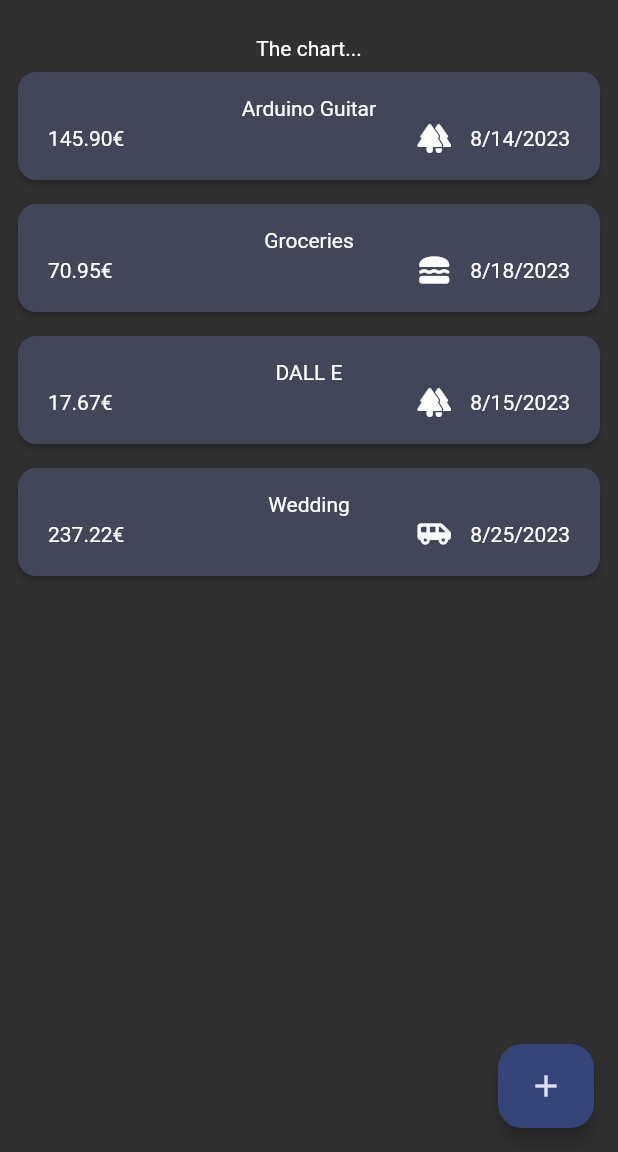
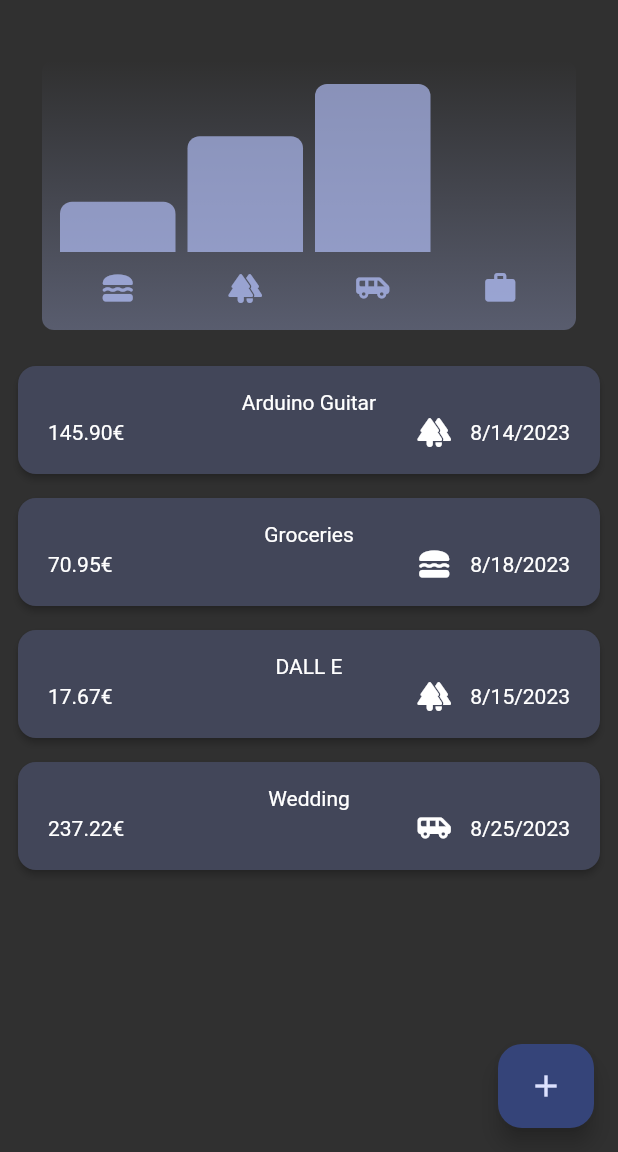
Before and after one commit to ssela98/expenses_tracker-flutter, a Flutter app: the screen it shows after launch, on a phone screen of 412 x 824 dp, the part 84-1236 px from its top. Run offline on Flutter 3.47's test engine with Material 2 defaults, Android fonts, the phone set to English and light mode, and no system bars.

Commit message:
add charts

```diff
--- a/lib/models/expense.dart
+++ b/lib/models/expense.dart
@@ -36,3 +36,23 @@ class Expense {
     return categoryIcons[category];
   }
 }
+
+class ExpenseBucket {
+  const ExpenseBucket({required this.expenses, required this.category});
+  ExpenseBucket.forCategory(List<Expense> expenses, this.category)
+      : expenses =
+            expenses.where((expense) => expense.category == category).toList();
+
+  final List<Expense> expenses;
+  final Category category;
+
+  double get sumExpenses {
+    double sum = 0;
+
+    for (var expense in expenses) {
+      sum += expense.amount;
+    }
+
+    return sum;
+  }
+}
--- /dev/null
+++ b/lib/widgets/charts/chart.dart
@@ -0,0 +1,95 @@
+import 'package:flutter/material.dart';
+
+import 'package:expenses_tracker/widgets/charts/chart_bar.dart';
+import 'package:expenses_tracker/models/expense.dart';
+
+class Chart extends StatelessWidget {
+  const Chart({super.key, required this.expenses});
+
+  final List<Expense> expenses;
+
+  List<ExpenseBucket> get buckets {
+    return [
+      ExpenseBucket.forCategory(expenses, Category.food),
+      ExpenseBucket.forCategory(expenses, Category.leisure),
+      ExpenseBucket.forCategory(expenses, Category.travel),
+      ExpenseBucket.forCategory(expenses, Category.work),
+    ];
+  }
+
+  double get maxTotalExpense {
+    double maxTotalExpense = 0;
+
+    for (final bucket in buckets) {
+      if (bucket.sumExpenses > maxTotalExpense) {
+        maxTotalExpense = bucket.sumExpenses;
+      }
+    }
+
+    return maxTotalExpense;
+  }
+
+  @override
+  Widget build(BuildContext context) {
+    final isDarkMode =
+        MediaQuery.of(context).platformBrightness == Brightness.dark;
+    return Container(
+      margin: const EdgeInsets.all(16),
+      padding: const EdgeInsets.symmetric(
+        vertical: 16,
+        horizontal: 8,
+      ),
+      width: double.infinity,
+      height: 180,
+      decoration: BoxDecoration(
+        borderRadius: BorderRadius.circular(8),
+        gradient: LinearGradient(
+          colors: [
+            Theme.of(context).colorScheme.primary.withOpacity(0.3),
+            Theme.of(context).colorScheme.primary.withOpacity(0.0)
+          ],
+          begin: Alignment.bottomCenter,
+          end: Alignment.topCenter,
+        ),
+      ),
+      child: Column(
+        children: [
+          Expanded(
+            child: Row(
+              crossAxisAlignment: CrossAxisAlignment.end,
+              children: [
+                for (final bucket in buckets) // alternative to map()
+                  ChartBar(
+                    fill: bucket.sumExpenses == 0
+                        ? 0
+                        : bucket.sumExpenses / maxTotalExpense,
+                  )
+              ],
+            ),
+          ),
+          const SizedBox(height: 12),
+          Row(
+            children: buckets
+                .map(
+                  (bucket) => Expanded(
+                    child: Padding(
+                      padding: const EdgeInsets.symmetric(horizontal: 4),
+                      child: Icon(
+                        categoryIcons[bucket.category],
+                        color: isDarkMode
+                            ? Theme.of(context).colorScheme.secondary
+                            : Theme.of(context)
+                                .colorScheme
+                                .primary
+                                .withOpacity(0.7),
+                      ),
+                    ),
+                  ),
+                )
+                .toList(),
+          )
+        ],
+      ),
+    );
+  }
+}
--- /dev/null
+++ b/lib/widgets/charts/chart_bar.dart
@@ -0,0 +1,34 @@
+import 'package:flutter/material.dart';
+
+class ChartBar extends StatelessWidget {
+  const ChartBar({
+    super.key,
+    required this.fill,
+  });
+
+  final double fill;
+
+  @override
+  Widget build(BuildContext context) {
+    final isDarkMode =
+        MediaQuery.of(context).platformBrightness == Brightness.dark;
+    return Expanded(
+      child: Padding(
+        padding: const EdgeInsets.symmetric(horizontal: 4),
+        child: FractionallySizedBox(
+          heightFactor: fill,
+          child: DecoratedBox(
+            decoration: BoxDecoration(
+              shape: BoxShape.rectangle,
+              borderRadius:
+                  const BorderRadius.vertical(top: Radius.circular(8)),
+              color: isDarkMode
+                  ? Theme.of(context).colorScheme.secondary
+                  : Theme.of(context).colorScheme.primary.withOpacity(0.65),
+            ),
+          ),
+        ),
+      ),
+    );
+  }
+}
--- a/lib/widgets/expenses.dart
+++ b/lib/widgets/expenses.dart
@@ -1,3 +1,4 @@
+import 'package:expenses_tracker/widgets/charts/chart.dart';
 import 'package:expenses_tracker/widgets/expenses_list/expenses_list.dart';
 import 'package:expenses_tracker/models/expense.dart';
 import 'package:expenses_tracker/widgets/new_expense.dart';
@@ -103,7 +104,7 @@ class _ExpensesState extends State<Expenses> {
         ),
         child: Column(
           children: [
-            const Text('The chart...'),
+            Chart(expenses: _registeredExpenses),
             Expanded(child: mainContent),
           ],
         ),
```
